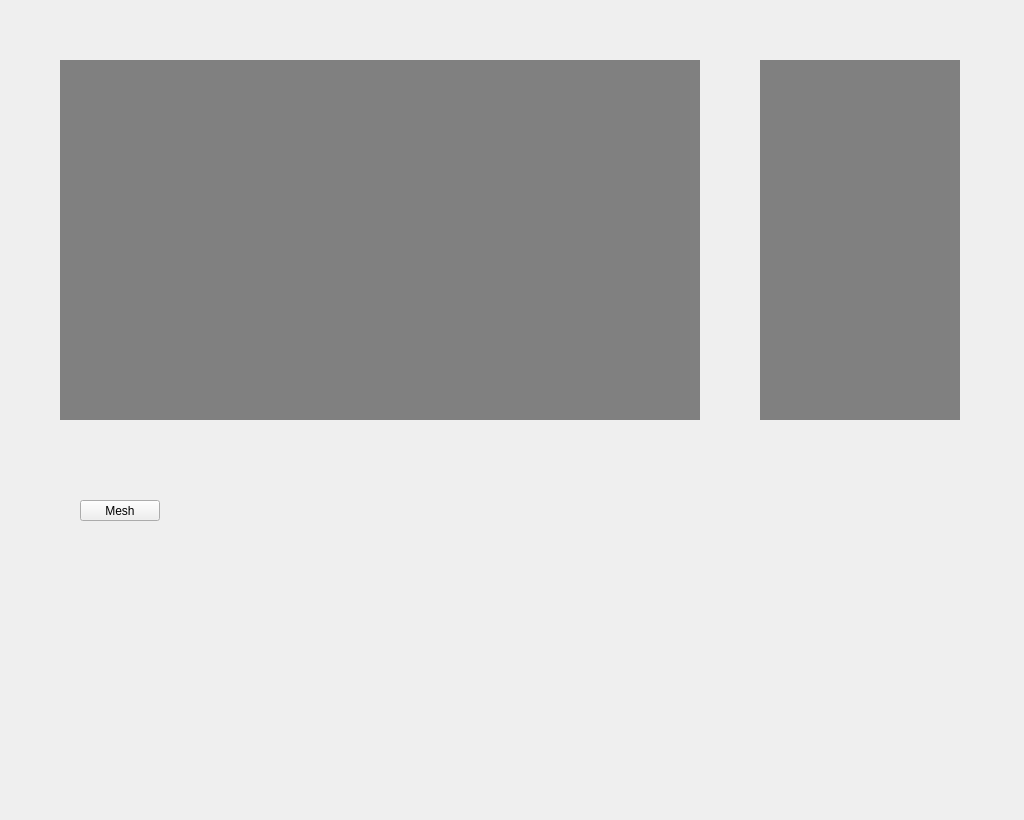
Above: form.ui from saitgurdag/Road-Surface-Damage-Detection-System before the change. Below: the same form after it.
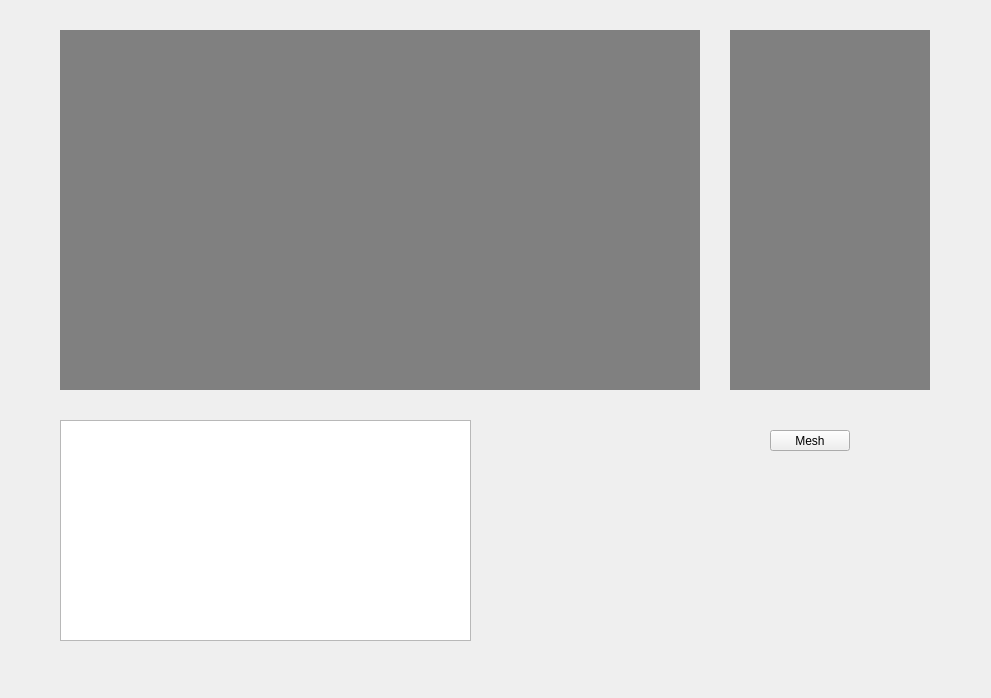
That is the form after the change.

Diff of the .ui file:
```diff
--- a/form.ui
+++ b/form.ui
@@ -9,8 +9,8 @@
    <rect>
     <x>0</x>
     <y>0</y>
-    <width>1024</width>
-    <height>820</height>
+    <width>991</width>
+    <height>698</height>
    </rect>
   </property>
   <property name="sizePolicy">
@@ -48,7 +48,7 @@
     <property name="geometry">
      <rect>
       <x>60</x>
-      <y>60</y>
+      <y>30</y>
       <width>640</width>
       <height>360</height>
      </rect>
@@ -67,8 +67,8 @@
    <widget class="QLabel" name="trackImage">
     <property name="geometry">
      <rect>
-      <x>760</x>
-      <y>60</y>
+      <x>730</x>
+      <y>30</y>
       <width>200</width>
       <height>360</height>
      </rect>
@@ -84,8 +84,8 @@
    <widget class="QPushButton" name="meshOnOff">
     <property name="geometry">
      <rect>
-      <x>80</x>
-      <y>500</y>
+      <x>770</x>
+      <y>430</y>
       <width>80</width>
       <height>21</height>
      </rect>
@@ -94,6 +94,16 @@
      <string>Mesh</string>
     </property>
    </widget>
+   <widget class="QListView" name="listView">
+    <property name="geometry">
+     <rect>
+      <x>60</x>
+      <y>420</y>
+      <width>411</width>
+      <height>221</height>
+     </rect>
+    </property>
+   </widget>
   </widget>
   <widget class="QMenuBar" name="menubar">
    <property name="geometry">
```
Left out of the diff: 2 changed lines with no effect on the pictures.
